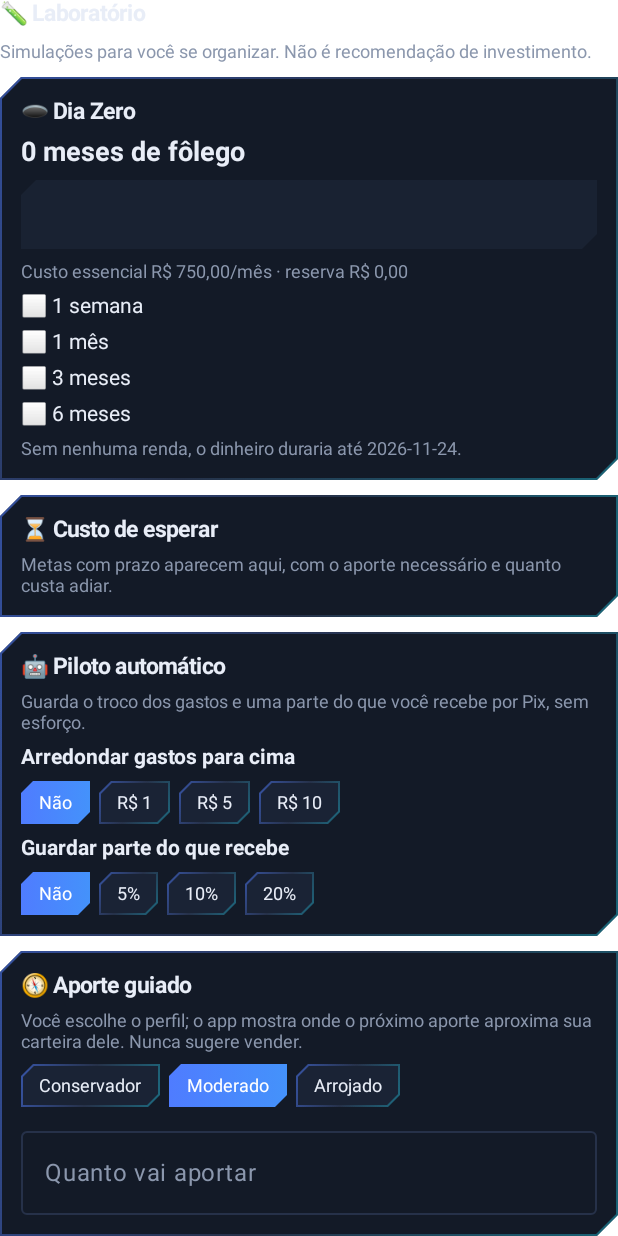
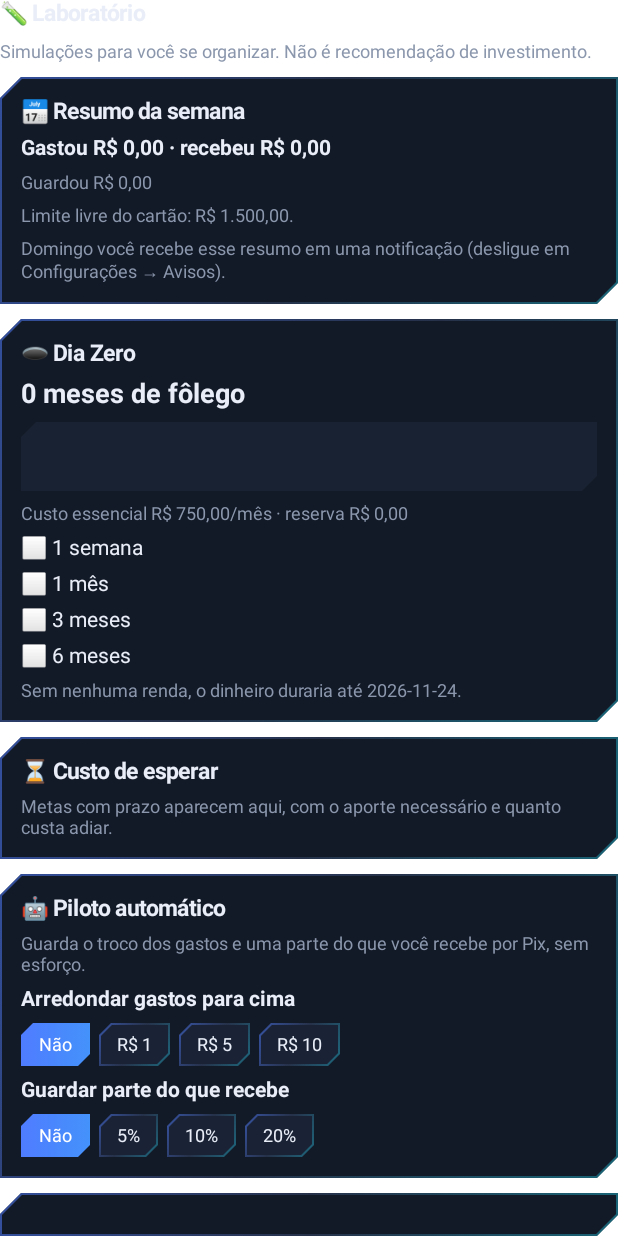
Before and after one commit to matheusalmeidaeca/meu-banco-kotlin, an Android app built with Jetpack Compose: the composable LabScreen shown on its own in the app's theme, on a phone screen of 412 x 824 dp. Run offline under Robolectric (Android 15) with nearby library versions, the phone set to English and light mode, and no system bars; 1 statement that could not run was skipped.

Commit message:
Compartilhar extrato, fatura do cartão e resumo semanal

```diff
--- a/app/src/main/java/com/meubanco/patrimonio/domain/Import.kt
+++ b/app/src/main/java/com/meubanco/patrimonio/domain/Import.kt
@@ -153,6 +153,61 @@ fun applyImport(s: AppState, items: List<BankItem>, updateCash: Boolean): BankRe
     return BankResult(e, i, sk, round2(spent), round2(rec))
 }
 
+/* ---------- Fatura do cartão ---------- */
+
+/** Em fatura, compra costuma vir positiva. Se a maioria dos lançamentos é positiva, vira compra; pagamentos da fatura são ignorados. */
+fun cardPurchases(rows: List<BankRow>): List<BankRow> {
+    val pos = rows.count { it.amount > 0 }; val neg = rows.count { it.amount < 0 }
+    val flip = pos > neg
+    return rows.map { if (flip) BankRow(it.date, -it.amount, it.desc, it.fitId) else it }
+        .filter { it.amount < 0 && !plainText(it.desc).contains("pagamento") && !plainText(it.desc).contains("estorno") }
+}
+
+class CardImportResult(val added: Int, val skipped: Int, val total: Double, val available: Double)
+
+fun applyCardImport(s: AppState, c: Card, items: List<BankItem>): CardImportResult {
+    var added = 0; var sk = 0; var total = 0.0
+    items.forEach {
+        if (!it.include || it.duplicate || it.id in s.importedIds || !it.isExpense) { sk++; return@forEach }
+        val amt = round2(-it.row.amount)
+        if (!addCardPurchase(s, c, it.row.desc.take(60), amt, 1).ok) { sk++; return@forEach }
+        c.purchases.lastOrNull()?.dateISO = it.row.date
+        s.importedIds.add(it.id); added++; total += amt
+    }
+    while (s.importedIds.size > 6000) s.importedIds.removeAt(0)
+    return CardImportResult(added, sk, round2(total), round2(cardAvailable(c)))
+}
+
+/* ============================================================
+   Resumo semanal
+   ============================================================ */
+
+class WeekSummary(val spent: Double, val received: Double, val saved: Double, val topCategory: String?, val goalLine: String?, val cardLine: String?) {
+    fun text(): String = buildString {
+        append("Gastou ${formatBRL(spent)}, recebeu ${formatBRL(received)} e guardou ${formatBRL(saved)}.")
+        topCategory?.let { append(" Maior gasto: $it.") }
+        goalLine?.let { append(" $it") }
+        cardLine?.let { append(" $it") }
+    }
+}
+
+fun weekSummary(s: AppState, todayISO: String = AppClock.todayISO()): WeekSummary {
+    val from = addDaysISO(todayISO, -6)
+    val week = s.history.filter { it.ts.length >= 10 && it.ts.substring(0, 10) >= from && it.ts.substring(0, 10) <= todayISO }
+    val spendTypes = setOf("gastolivre", "despesa", "pix", "fatura", "cartao", "imposto")
+    val spent = week.filter { it.amount < 0 && it.type in spendTypes }.sumOf { -it.amount }
+    val received = week.filter { it.amount > 0 && (it.type == "renda" || it.type == "pix") }.sumOf { it.amount }
+    val saved = week.filter { it.amount < 0 && it.type in setOf("meta", "transferencia", "cdb") }.sumOf { -it.amount }
+    val cats = HashMap<String, Double>()
+    week.filter { it.amount < 0 && it.type == "gastolivre" }.forEach { cats[it.category ?: "Outro"] = (cats[it.category ?: "Outro"] ?: 0.0) - it.amount }
+    val top = cats.maxByOrNull { it.value }?.key
+    val goal = s.goals.filter { !it.completed && it.target > 0 }.maxByOrNull { it.saved / it.target }
+    val goalLine = goal?.let { "Meta ${it.name}: ${Math.round(it.saved / it.target * 100)}%." }
+    val c = activeCard(s)
+    val cardLine = if (c.enabled && c.limit > 0) "Limite livre do cartão: ${formatBRL(cardAvailable(c))}." else null
+    return WeekSummary(round2(spent), round2(received), round2(saved), top, goalLine, cardLine)
+}
+
 /* ============================================================
    Confiabilidade: o app confere os próprios dados
    ============================================================ */
--- a/app/src/main/java/com/meubanco/patrimonio/domain/Model.kt
+++ b/app/src/main/java/com/meubanco/patrimonio/domain/Model.kt
@@ -310,6 +310,7 @@ class Settings(
     var notifyBudget: Boolean = true,
     var notifyDebt: Boolean = true,
     var notifyCard: Boolean = true,
+    var notifyWeekly: Boolean = true,
 )
 
 /**
--- a/app/src/main/java/com/meubanco/patrimonio/ui/Components.kt
+++ b/app/src/main/java/com/meubanco/patrimonio/ui/Components.kt
@@ -36,6 +36,8 @@ object Ui {
     var toast by mutableStateOf<String?>(null)
     var celebration by mutableStateOf<Celebration?>(null)
     var quickSpend by mutableStateOf(false)
+    /** Extrato (OFX/CSV) recebido pelo compartilhar de outro app; a tela Importar consome. */
+    var sharedStatement by mutableStateOf<String?>(null)
     /** Retorno do navegador após conectar o banco: item=..., error=... ou closed=1 */
     var pluggyResult by mutableStateOf<String?>(null)
     /** Conexão criada pelo caminho direto, esperando o usuário autorizar no site/app do banco. */
--- a/app/src/main/java/com/meubanco/patrimonio/ui/ConfigScreen.kt
+++ b/app/src/main/java/com/meubanco/patrimonio/ui/ConfigScreen.kt
@@ -174,6 +174,7 @@ fun ConfigScreen() {
         }
         Section("🔔 Avisos") {
             SwitchRow("Fatura do cartão", s.settings.notifyCard) { Store.mutate { st -> st.settings.notifyCard = it } }
+            SwitchRow("Resumo semanal (domingo)", s.settings.notifyWeekly) { Store.mutate { st -> st.settings.notifyWeekly = it } }
             SwitchRow("Orçamento por categoria", s.settings.notifyBudget) { Store.mutate { st -> st.settings.notifyBudget = it } }
             SwitchRow("Parcelas de dívidas", s.settings.notifyDebt) { Store.mutate { st -> st.settings.notifyDebt = it } }
             NumField(s.settings.notifyCardDays.toDouble(), { Store.mutate { st -> st.settings.notifyCardDays = (it ?: 3.0).toInt() } }, "Avisar fatura X dias antes", decimals = false)
--- a/app/src/main/java/com/meubanco/patrimonio/ui/LabScreen.kt
+++ b/app/src/main/java/com/meubanco/patrimonio/ui/LabScreen.kt
@@ -14,7 +14,19 @@ fun LabScreen() {
     Column(verticalArrangement = Arrangement.spacedBy(10.dp)) {
         H2("🧪 Laboratório")
         Muted("Simulações para você se organizar. Não é recomendação de investimento.")
-        RunwayCard(s); GoalsCard(s); AutoCard(s); AporteCard(s); StressCard(s); ConcCard(s)
+        WeekCard(s); RunwayCard(s); GoalsCard(s); AutoCard(s); AporteCard(s); StressCard(s); ConcCard(s)
+    }
+}
+
+@Composable
+private fun WeekCard(s: AppState) {
+    val w = weekSummary(s)
+    Card {
+        H2("📅 Resumo da semana")
+        Txt("Gastou ${formatBRL(w.spent)} · recebeu ${formatBRL(w.received)}", bold = true)
+        Muted("Guardou ${formatBRL(w.saved)}" + (w.topCategory?.let { " · maior gasto: $it" } ?: ""))
+        w.goalLine?.let { Muted(it) }; w.cardLine?.let { Muted(it) }
+        Muted("Domingo você recebe esse resumo em uma notificação (desligue em Configurações → Avisos).")
     }
 }
 
```
Also changed, not shown: app/src/main/AndroidManifest.xml (+10 -0 lines), app/src/main/java/com/meubanco/patrimonio/MainActivity.kt (+11 -0 lines), app/src/main/java/com/meubanco/patrimonio/ui/ImportScreen.kt (+21 -8 lines), app/src/main/java/com/meubanco/patrimonio/work/DailyWorker.kt (+8 -0 lines), 1 other file.
